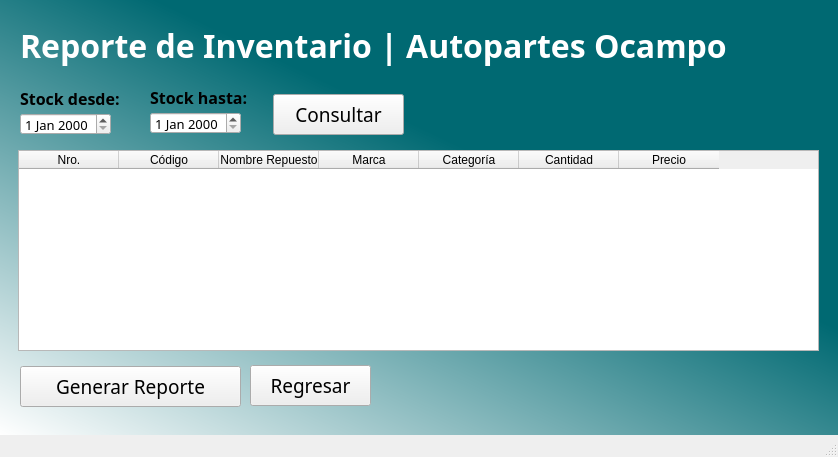
This is UI/frmReporteInventario.ui in solics/ciclo-III-project as Qt 5 draws it before an edit. The edited form follows.
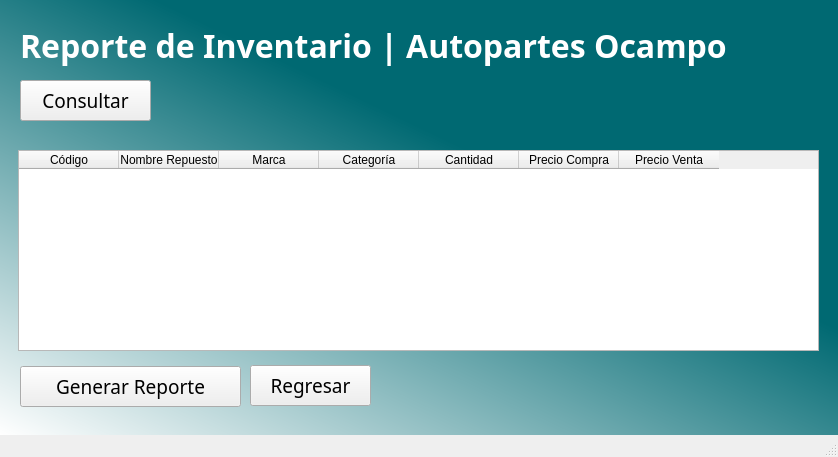
This is the edited form. Icons and pictures are not drawn.

Commit message: agregando funcionalidad de reportes

What changed in the file:
```diff
--- a/UI/frmReporteInventario.ui
+++ b/UI/frmReporteInventario.ui
@@ -93,11 +93,6 @@
       <pointsize>10</pointsize>
      </font>
     </property>
-    <column>
-     <property name="text">
-      <string>Nro.</string>
-     </property>
-    </column>
     <column>
      <property name="text">
       <string>Código</string>
@@ -125,7 +120,12 @@
     </column>
     <column>
      <property name="text">
-      <string>Precio</string>
+      <string>Precio Compra</string>
+     </property>
+    </column>
+    <column>
+     <property name="text">
+      <string>Precio Venta</string>
      </property>
     </column>
    </widget>
@@ -158,11 +158,11 @@
      </size>
     </property>
    </widget>
-   <widget class="QPushButton" name="btnGenerar">
+   <widget class="QPushButton" name="btnConsultar">
     <property name="geometry">
      <rect>
-      <x>273</x>
-      <y>94</y>
+      <x>20</x>
+      <y>80</y>
       <width>131</width>
       <height>41</height>
      </rect>
@@ -187,87 +187,7 @@
      </size>
     </property>
    </widget>
-   <widget class="QLabel" name="label_10">
-    <property name="geometry">
-     <rect>
-      <x>20</x>
-      <y>88</y>
-      <width>111</width>
-      <height>21</height>
-     </rect>
-    </property>
-    <property name="font">
-     <font>
-      <family>Century Gothic</family>
-      <pointsize>12</pointsize>
-      <weight>75</weight>
-      <bold>true</bold>
-     </font>
-    </property>
-    <property name="styleSheet">
-     <string notr="true">color:'white';</string>
-    </property>
-    <property name="text">
-     <string>Stock desde:</string>
-    </property>
-   </widget>
-   <widget class="QDateEdit" name="dateEdit">
-    <property name="geometry">
-     <rect>
-      <x>20</x>
-      <y>113</y>
-      <width>91</width>
-      <height>22</height>
-     </rect>
-    </property>
-    <property name="font">
-     <font>
-      <family>Century Gothic</family>
-      <pointsize>10</pointsize>
-     </font>
-    </property>
-   </widget>
-   <widget class="QDateEdit" name="dateEdit_2">
-    <property name="geometry">
-     <rect>
-      <x>150</x>
-      <y>112</y>
-      <width>91</width>
-      <height>22</height>
-     </rect>
-    </property>
-    <property name="font">
-     <font>
-      <family>Century Gothic</family>
-      <pointsize>10</pointsize>
-     </font>
-    </property>
-   </widget>
-   <widget class="QLabel" name="label_11">
-    <property name="geometry">
-     <rect>
-      <x>150</x>
-      <y>87</y>
-      <width>111</width>
-      <height>21</height>
-     </rect>
-    </property>
-    <property name="font">
-     <font>
-      <family>Century Gothic</family>
-      <pointsize>12</pointsize>
-      <weight>75</weight>
-      <bold>true</bold>
-     </font>
-    </property>
-    <property name="styleSheet">
-     <string notr="true">color:'white';</string>
-    </property>
-    <property name="text">
-     <string>Stock hasta:</string>
-    </property>
-   </widget>
-   <widget class="QPushButton" name="btnRegresar_2">
+   <widget class="QPushButton" name="btnGenerar">
     <property name="geometry">
      <rect>
       <x>20</x>
```
The commit also changes 13 other files.
